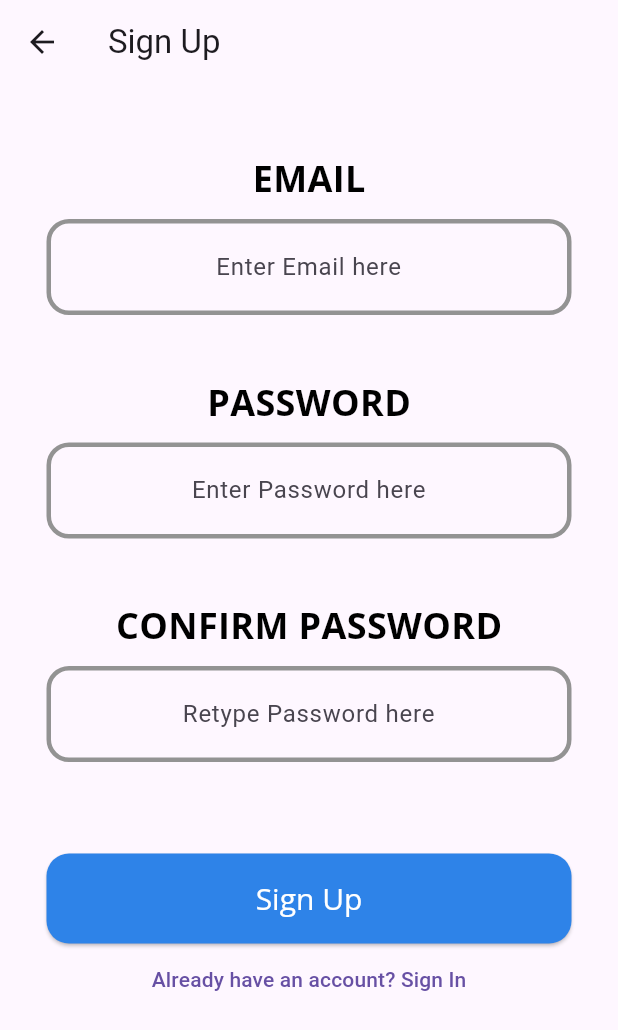
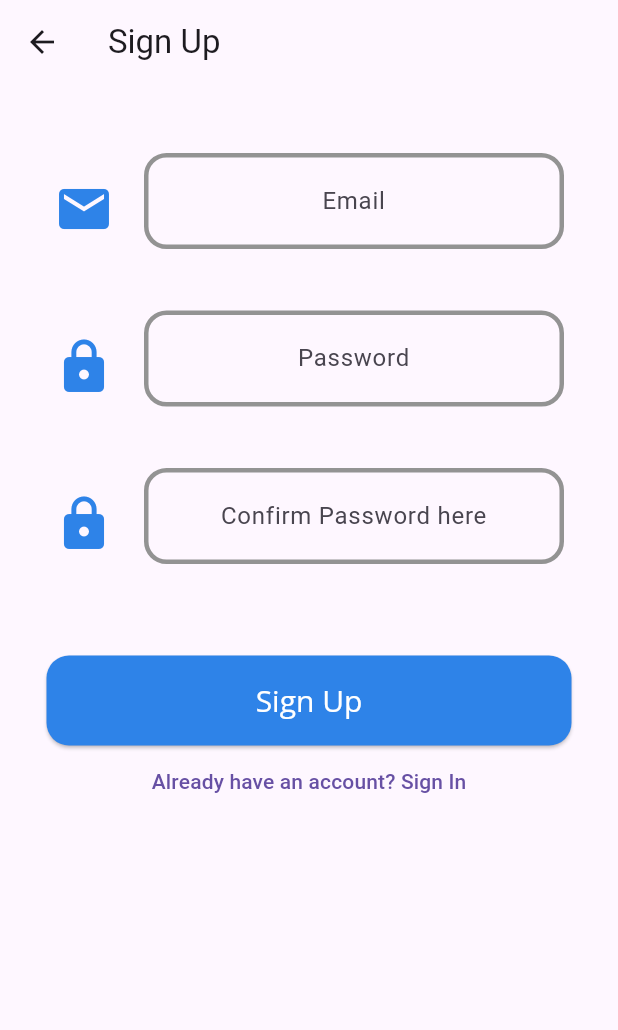
Before and after one commit to JasonXing1234/Gamified-Education-App, a Flutter app: the SignUpPage screen opened directly, on a phone screen of 412 x 824 dp. Shown: the top 1030 px of the screen. Run offline on Flutter 3.47's test engine with Material 3 defaults, Android fonts, the phone set to English and light mode, and no system bars; our stand-ins replace equatable, firebase_auth, firebase_core, firebase_database, firebase_messaging, google_fonts; accounts and stored records are empty.

Commit message:
Updated Ui for Sign up

```diff
--- a/lib/SignUp.dart
+++ b/lib/SignUp.dart
@@ -76,19 +76,30 @@ class _SignUpPageState extends State<SignUpPage> {
                 //   fit: BoxFit.cover, // How the image should be inscribed into the space
                 // ),
                 const SizedBox(height: 30),
-                Text(
-                  "EMAIL",
-                  style: textStyles.heading1,
+                // Text(
+                //   "EMAIL",
+                //   style: textStyles.heading1,
+                // ),
+                // const SizedBox(height: 10),
+
+                Row(
+                  mainAxisAlignment: MainAxisAlignment.center,
+                  crossAxisAlignment: CrossAxisAlignment.center,
+                  children: [
+                    Icon(
+                      Icons.email,
+                      color: appColors.royalBlue,
+                      size: 40,
                     ),
-                const SizedBox(height: 10),
+                    const SizedBox(width: 20,),
                     SizedBox(
-                  width: 350,
+                      width: 280,
                       height: 75,
                       child: TextField(
                         textAlign: TextAlign.center,
                         controller: _emailController,
                         decoration: InputDecoration(
-                      hintText: "Enter Email here",
+                          hintText: "Email",
                           contentPadding: const EdgeInsets.symmetric(vertical: 20.0),
                           enabledBorder: OutlineInputBorder(
                             borderSide: BorderSide(width: 3, color: appColors.grey), // Thick border
@@ -101,20 +112,33 @@ class _SignUpPageState extends State<SignUpPage> {
                         ),
                       ),
                     ),
+                  ],
+                ),
+
                 const SizedBox(height: 30),
-                Text(
-                  "PASSWORD",
-                  style: textStyles.heading1,
+                // Text(
+                //   "PASSWORD",
+                //   style: textStyles.heading1,
+                // ),
+                // const SizedBox(height: 10),
+                Row(
+                  mainAxisAlignment: MainAxisAlignment.center,
+                  crossAxisAlignment: CrossAxisAlignment.center,
+                  children: [
+                    Icon(
+                      Icons.lock,
+                      color: appColors.royalBlue,
+                      size: 40,
                     ),
-                const SizedBox(height: 10),
+                    const SizedBox(width: 20,),
                     SizedBox(
-                  width: 350,
+                      width: 280,
                       height: 75,
                       child: TextField(
                         textAlign: TextAlign.center,
                         controller: _passwordController,
                         decoration: InputDecoration(
-                      hintText: 'Enter Password here',
+                          hintText: "Password",
                           contentPadding: const EdgeInsets.symmetric(vertical: 20.0),
                           enabledBorder: OutlineInputBorder(
                             borderSide: BorderSide(width: 3, color: appColors.grey), // Thick border
@@ -128,20 +152,36 @@ class _SignUpPageState extends State<SignUpPage> {
                         obscureText: true,
                       ),
                     ),
+                  ],
+                ),
                 const SizedBox(height: 30),
-                Text(
-                  "CONFIRM PASSWORD",
-                  style: textStyles.heading1,
+
+
+                // Text(
+                //   "CONFIRM PASSWORD",
+                //   style: textStyles.heading1,
+                // ),
+                // const SizedBox(height: 10),
+
+                Row(
+                  mainAxisAlignment: MainAxisAlignment.center,
+                  crossAxisAlignment: CrossAxisAlignment.center,
+                  children: [
+                    Icon(
+                      Icons.lock,
+                      color: appColors.royalBlue,
+                      size: 40,
                     ),
-                const SizedBox(height: 10),
+                    const SizedBox(width: 20,),
+
                     SizedBox(
-                  width: 350,
+                      width: 280,
                       height: 75,
                       child: TextField(
                         textAlign: TextAlign.center,
                         controller: _confirmPasswordController,
                         decoration: InputDecoration(
-                      hintText: "Retype Password here",
+                          hintText: "Confirm Password here",
                           contentPadding: const EdgeInsets.symmetric(vertical: 20.0),
                           enabledBorder: OutlineInputBorder(
                             borderSide: BorderSide(width: 3, color: appColors.grey), // Thick border
@@ -155,6 +195,9 @@ class _SignUpPageState extends State<SignUpPage> {
                         obscureText: true,
                       ),
                     ),
+                  ],
+                ),
+
                 const SizedBox(height: 50),
                 ElevatedButton(
                   onPressed: _signUp,
```
Lines whose indentation alone changed are shown as unchanged.
